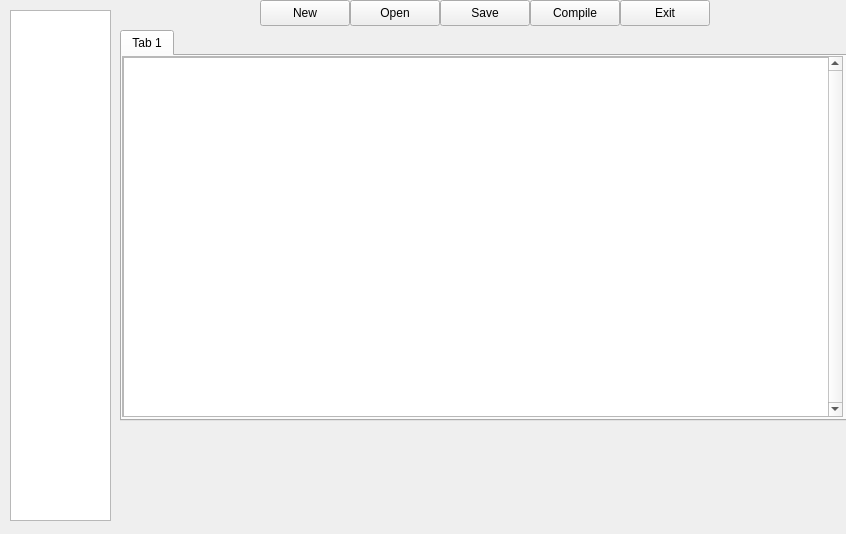
First picture: the form in Editor/Libre-Editor/ui/scripteditor.ui, repository FOSS-society/libre-engine, before the edit.
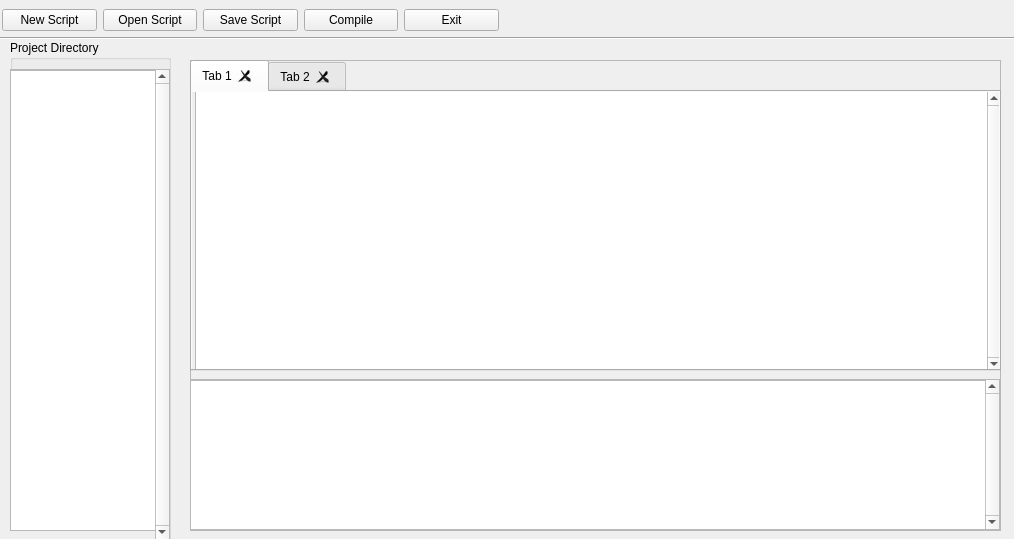
Second picture: the form after the edit.

Commit message:
Added a UserProject Class in the Editor to determine the name and whereabouts of the project that is being created Created a CreateProjectGUI which sets the main window's project to a new one
Setup a new layout for the Script editor

```diff
--- a/Editor/Libre-Editor/ui/scripteditor.ui
+++ b/Editor/Libre-Editor/ui/scripteditor.ui
@@ -6,36 +6,175 @@
    <rect>
     <x>0</x>
     <y>0</y>
-    <width>846</width>
-    <height>534</height>
+    <width>1014</width>
+    <height>539</height>
    </rect>
   </property>
   <property name="windowTitle">
    <string>Script Editor</string>
   </property>
-  <widget class="QTabWidget" name="tabWidget">
+  <widget class="QGroupBox" name="groupBox">
    <property name="geometry">
     <rect>
-     <x>120</x>
+     <x>10</x>
+     <y>40</y>
+     <width>161</width>
+     <height>501</height>
+    </rect>
+   </property>
+   <property name="title">
+    <string>Project Directory</string>
+   </property>
+   <widget class="QScrollArea" name="scrollArea">
+    <property name="geometry">
+     <rect>
+      <x>-1</x>
+      <y>29</y>
+      <width>161</width>
+      <height>471</height>
+     </rect>
+    </property>
+    <property name="verticalScrollBarPolicy">
+     <enum>Qt::ScrollBarAlwaysOn</enum>
+    </property>
+    <property name="widgetResizable">
+     <bool>true</bool>
+    </property>
+    <widget class="QWidget" name="scrollAreaWidgetContents">
+     <property name="geometry">
+      <rect>
+       <x>0</x>
+       <y>0</y>
+       <width>148</width>
+       <height>469</height>
+      </rect>
+     </property>
+     <widget class="QListView" name="listView">
+      <property name="geometry">
+       <rect>
+        <x>0</x>
+        <y>0</y>
+        <width>146</width>
+        <height>461</height>
+       </rect>
+      </property>
+     </widget>
+    </widget>
+   </widget>
+  </widget>
+  <widget class="Line" name="line">
+   <property name="geometry">
+    <rect>
+     <x>0</x>
      <y>30</y>
-     <width>731</width>
-     <height>391</height>
+     <width>1031</width>
+     <height>16</height>
+    </rect>
+   </property>
+   <property name="orientation">
+    <enum>Qt::Horizontal</enum>
+   </property>
+  </widget>
+  <widget class="QWidget" name="horizontalLayoutWidget">
+   <property name="geometry">
+    <rect>
+     <x>0</x>
+     <y>0</y>
+     <width>501</width>
+     <height>41</height>
+    </rect>
+   </property>
+   <layout class="QHBoxLayout" name="horizontalLayout" stretch="0,0,0,0,0">
+    <property name="leftMargin">
+     <number>2</number>
+    </property>
+    <property name="topMargin">
+     <number>2</number>
+    </property>
+    <property name="rightMargin">
+     <number>2</number>
+    </property>
+    <property name="bottomMargin">
+     <number>2</number>
+    </property>
+    <item>
+     <widget class="QPushButton" name="pushButton_2">
+      <property name="text">
+       <string>New Script</string>
+      </property>
+     </widget>
+    </item>
+    <item>
+     <widget class="QPushButton" name="pushButton">
+      <property name="text">
+       <string>Open Script</string>
+      </property>
+     </widget>
+    </item>
+    <item>
+     <widget class="QPushButton" name="pushButton_3">
+      <property name="text">
+       <string>Save Script</string>
+      </property>
+     </widget>
+    </item>
+    <item>
+     <widget class="QPushButton" name="pushButton_4">
+      <property name="text">
+       <string>Compile</string>
+      </property>
+     </widget>
+    </item>
+    <item>
+     <widget class="QPushButton" name="pushButton_5">
+      <property name="text">
+       <string>Exit</string>
+      </property>
+     </widget>
+    </item>
+   </layout>
+  </widget>
+  <widget class="QFrame" name="frame">
+   <property name="geometry">
+    <rect>
+     <x>190</x>
+     <y>60</y>
+     <width>811</width>
+     <height>471</height>
+    </rect>
+   </property>
+   <property name="frameShape">
+    <enum>QFrame::StyledPanel</enum>
+   </property>
+   <property name="frameShadow">
+    <enum>QFrame::Raised</enum>
+   </property>
+   <widget class="QTabWidget" name="tabWidget">
+    <property name="geometry">
+     <rect>
+      <x>0</x>
+      <y>0</y>
+      <width>811</width>
+      <height>311</height>
     </rect>
    </property>
    <property name="currentIndex">
     <number>0</number>
    </property>
+    <property name="tabsClosable">
+     <bool>true</bool>
+    </property>
    <widget class="QWidget" name="tab">
     <attribute name="title">
      <string>Tab 1</string>
     </attribute>
-    <widget class="QScrollArea" name="scrollArea">
+     <widget class="QScrollArea" name="scrollArea_2">
      <property name="geometry">
       <rect>
-       <x>0</x>
-       <y>0</y>
-       <width>721</width>
-       <height>361</height>
+        <x>-1</x>
+        <y>-1</y>
+        <width>811</width>
+        <height>281</height>
       </rect>
      </property>
      <property name="verticalScrollBarPolicy">
@@ -44,103 +183,70 @@
      <property name="widgetResizable">
       <bool>true</bool>
      </property>
-     <widget class="QWidget" name="scrollAreaWidgetContents">
+      <widget class="QWidget" name="scrollAreaWidgetContents_2">
       <property name="geometry">
        <rect>
         <x>0</x>
         <y>0</y>
-        <width>706</width>
-        <height>359</height>
+         <width>798</width>
+         <height>279</height>
        </rect>
       </property>
       <widget class="QTextEdit" name="textEdit">
        <property name="geometry">
         <rect>
-         <x>0</x>
-         <y>0</y>
-         <width>721</width>
-         <height>371</height>
+          <x>3</x>
+          <y>-6</y>
+          <width>801</width>
+          <height>301</height>
         </rect>
        </property>
       </widget>
      </widget>
     </widget>
    </widget>
-  </widget>
-  <widget class="QListView" name="listView">
-   <property name="geometry">
-    <rect>
-     <x>10</x>
-     <y>10</y>
-     <width>101</width>
-     <height>511</height>
-    </rect>
-   </property>
-  </widget>
-  <widget class="QPushButton" name="New">
+    <widget class="QWidget" name="tab_2">
+     <attribute name="title">
+      <string>Tab 2</string>
+     </attribute>
+    </widget>
+   </widget>
+   <widget class="QScrollArea" name="scrollArea_3">
    <property name="geometry">
     <rect>
-     <x>260</x>
-     <y>0</y>
-     <width>90</width>
-     <height>26</height>
-    </rect>
-   </property>
-   <property name="text">
-    <string>New</string>
-   </property>
-  </widget>
-  <widget class="QPushButton" name="Open">
-   <property name="geometry">
-    <rect>
-     <x>350</x>
-     <y>0</y>
-     <width>90</width>
-     <height>26</height>
-    </rect>
-   </property>
-   <property name="text">
-    <string>Open</string>
-   </property>
-  </widget>
-  <widget class="QPushButton" name="Save">
+      <x>-1</x>
+      <y>319</y>
+      <width>811</width>
+      <height>151</height>
+     </rect>
+    </property>
+    <property name="verticalScrollBarPolicy">
+     <enum>Qt::ScrollBarAlwaysOn</enum>
+    </property>
+    <property name="widgetResizable">
+     <bool>true</bool>
+    </property>
+    <widget class="QWidget" name="scrollAreaWidgetContents_3">
    <property name="geometry">
     <rect>
-     <x>440</x>
+       <x>0</x>
      <y>0</y>
-     <width>90</width>
-     <height>26</height>
-    </rect>
-   </property>
-   <property name="text">
-    <string>Save</string>
-   </property>
-  </widget>
-  <widget class="QPushButton" name="Compile">
+       <width>798</width>
+       <height>149</height>
+      </rect>
+     </property>
+     <widget class="QListView" name="listView_2">
    <property name="geometry">
     <rect>
-     <x>530</x>
+        <x>0</x>
      <y>0</y>
-     <width>90</width>
-     <height>26</height>
-    </rect>
-   </property>
-   <property name="text">
-    <string>Compile</string>
-   </property>
-  </widget>
-  <widget class="QPushButton" name="Exit">
-   <property name="geometry">
-    <rect>
-     <x>620</x>
-     <y>0</y>
-     <width>90</width>
-     <height>26</height>
-    </rect>
-   </property>
-   <property name="text">
-    <string>Exit</string>
-   </property>
+        <width>801</width>
+        <height>151</height>
+       </rect>
+      </property>
+     </widget>
+    </widget>
+   </widget>
   </widget>
  </widget>
  <resources/>
```
Lines whose indentation alone changed are shown as unchanged. The commit also changes 22 other files.
